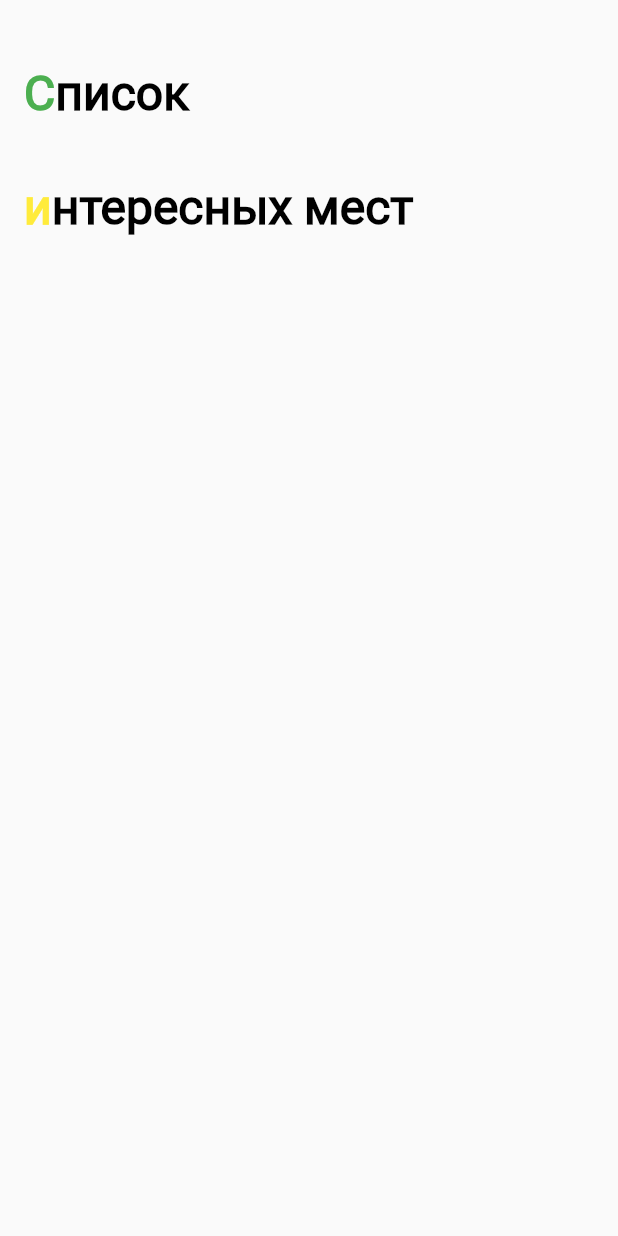
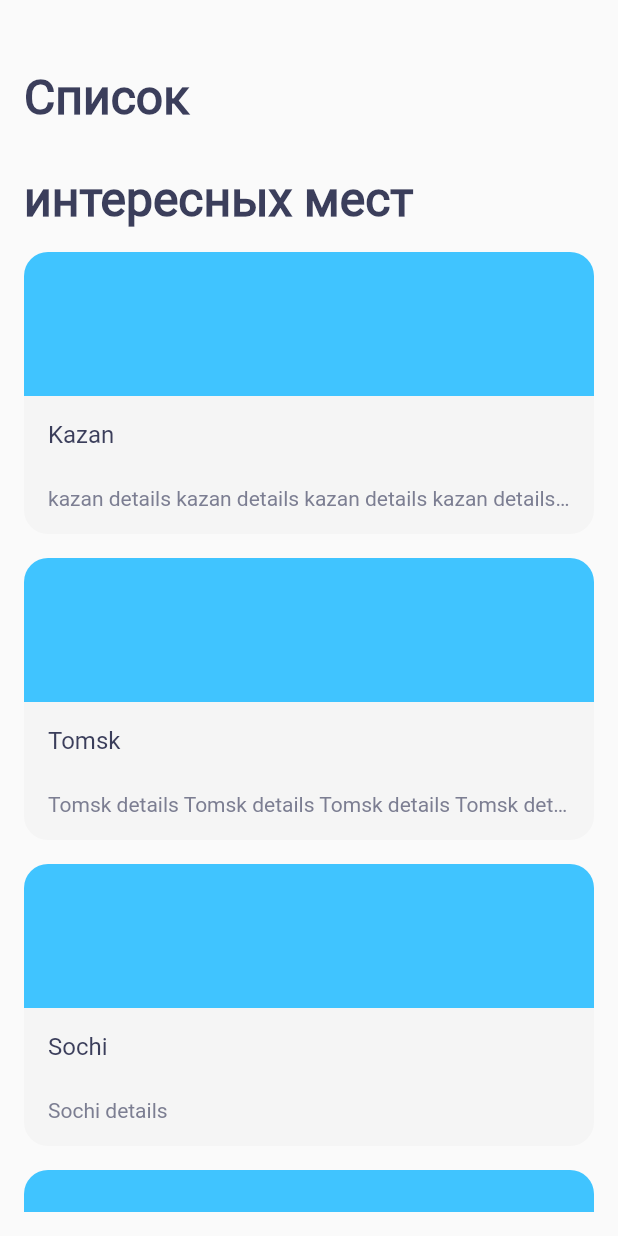
Before and after one commit to alfiya-udc/places, a Flutter app: the screen it shows after launch, on a phone screen of 412 x 824 dp. Run offline on Flutter 3.47's test engine with Material 2 defaults, Android fonts, the phone set to English and light mode, and no system bars.

Commit message:
(4-6) add SightCard, SightDetails screen, mocks

```diff
--- /dev/null
+++ b/lib/domain/mocks.dart
@@ -0,0 +1,47 @@
+import 'package:flutter/cupertino.dart';
+import 'package:places/domain/sight.dart';
+
+final List mocks = [
+  Sight(
+    name: 'Kazan',
+    lat: 1.0,
+    lon: 1.0,
+    url: '#',
+    details:
+        'kazan details kazan details kazan details kazan details kazan details kazan details kazan details kazan details kazan details kazan details kazan details kazan details kazan details kazan details kazan details kazan details kazan details kazan details kazan details kazan details',
+    type: 'city',
+  ),
+  Sight(
+    name: 'Tomsk',
+    lat: 2.0,
+    lon: 2.0,
+    url: '#',
+    details:
+        'Tomsk details Tomsk details Tomsk details Tomsk details Tomsk details Tomsk details Tomsk details Tomsk details Tomsk details',
+    type: 'city',
+  ),
+  Sight(
+    name: 'Sochi',
+    lat: 2.0,
+    lon: 2.0,
+    url: '#',
+    details: 'Sochi details',
+    type: 'city',
+  ),
+  Sight(
+    name: 'Riga',
+    lat: 2.0,
+    lon: 2.0,
+    url: '#',
+    details: 'Riga details',
+    type: 'city',
+  ),
+  Sight(
+    name: 'Tula',
+    lat: 2.0,
+    lon: 2.0,
+    url: '#',
+    details: 'Tula details',
+    type: 'city',
+  ),
+];
--- /dev/null
+++ b/lib/domain/sight.dart
@@ -0,0 +1,9 @@
+class Sight {
+  String name;
+  double lat;
+  double lon;
+  String url;
+  String details;
+  String type;
+  Sight({this.name, this.lat, this.lon, this.url, this.details, this.type});
+}
--- a/lib/main.dart
+++ b/lib/main.dart
@@ -1,5 +1,7 @@
 import 'package:flutter/material.dart';
-import 'package:places/ui/screen/sight_list_screen.dart';
+import 'package:places/domain/mocks.dart';
+import 'package:places/ui/screen/SightDetails.dart';
+import 'package:places/ui/screen/SightListScreen.dart';
 
 void main() {
   runApp(MyApp());
--- /dev/null
+++ b/lib/ui/screen/SightCard.dart
@@ -0,0 +1,66 @@
+import 'package:flutter/material.dart';
+import 'package:places/domain/sight.dart';
+
+class SightCard extends StatelessWidget {
+  SightCard({@required this.sight});
+
+  final Sight sight;
+  @override
+  Widget build(BuildContext context) {
+    return Container(
+      child: Column(
+        children: [
+          Container(
+            height: 96,
+            decoration: BoxDecoration(
+              color: Colors.lightBlueAccent,
+              borderRadius: BorderRadius.only(
+                topLeft: Radius.circular(16),
+                topRight: Radius.circular(16),
+              ),
+            ),
+          ),
+          Container(
+              height: 92,
+              padding: EdgeInsets.all(16),
+              decoration: BoxDecoration(
+                color: Color(0xFFF5F5F5),
+                borderRadius: BorderRadius.only(
+                  bottomLeft: Radius.circular(16),
+                  bottomRight: Radius.circular(16),
+                ),
+              ),
+              child: Column(
+                mainAxisAlignment: MainAxisAlignment.spaceBetween,
+                crossAxisAlignment: CrossAxisAlignment.stretch,
+                children: [
+                  Text(
+                    sight.name,
+                    maxLines: 2,
+                    style: TextStyle(
+                      fontFamily: 'Roboto',
+                      fontSize: 16,
+                      fontWeight: FontWeight.w500,
+                      color: Color(0xFF3B3E5B),
+                    ),
+                  ),
+                  SizedBox(
+                    height: 2,
+                  ),
+                  Text(
+                    sight.details,
+                    maxLines: 1,
+                    overflow: TextOverflow.ellipsis,
+                    style: TextStyle(
+                      fontFamily: 'Roboto',
+                      fontSize: 14,
+                      color: Color(0xFF7C7E92),
+                    ),
+                  ),
+                ],
+              )),
+        ],
+      ),
+    );
+  }
+}
--- /dev/null
+++ b/lib/ui/screen/SightListScreen.dart
@@ -0,0 +1,51 @@
+import 'package:flutter/material.dart';
+import 'package:places/domain/mocks.dart';
+import 'package:places/ui/screen/SightCard.dart';
+
+class SightListScreen extends StatefulWidget {
+  @override
+  _SightListScreenState createState() => _SightListScreenState();
+}
+
+class _SightListScreenState extends State<SightListScreen> {
+  List<Widget> cards = mocks
+      .map((sight) => Container(
+            child: SightCard(sight: sight),
+            margin: EdgeInsets.only(bottom: 16),
+          ))
+      .toList();
+
+  @override
+  Widget build(BuildContext context) {
+    return Scaffold(
+      appBar: AppBar(
+        centerTitle: false,
+        titleSpacing: 0,
+        title: Padding(
+          padding: EdgeInsets.fromLTRB(16, 64, 16, 16),
+          child: Text(
+            'Список\n\nинтересных мест',
+            style: TextStyle(
+              fontFamily: 'Roboto',
+              fontSize: 32,
+              color: Color(0xFF3B3E5B),
+              fontWeight: FontWeight.bold,
+              height: 1.05,
+            ),
+          ),
+        ),
+        backgroundColor: Colors.transparent,
+        elevation: 0,
+        toolbarHeight: 152.0,
+      ),
+      body: Padding(
+        padding: EdgeInsets.all(16),
+        child: SingleChildScrollView(
+          child: Column(
+            children: cards,
+          ),
+        ),
+      ),
+    );
+  }
+}
```
Also changed, not shown: lib/ui/screen/SightDetails.dart (added, +141 -0 lines).
